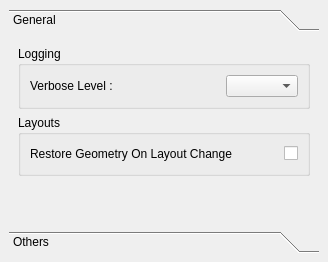
The window that src/components/core/preferencesManager/ui/Preferences_Manager.ui (KelSolaar/sIBL_GUI) describes before a commit, drawn with Qt 5.
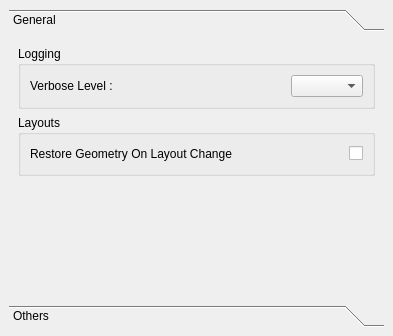
The same window after the commit.

Commit message: Edit "Verbose_Level_comboBox" status tip message.

```diff
--- a/src/components/core/preferencesManager/ui/Preferences_Manager.ui
+++ b/src/components/core/preferencesManager/ui/Preferences_Manager.ui
@@ -2,6 +2,14 @@
 <ui version="4.0">
  <class>Preferences_Manager_DockWidget</class>
  <widget class="QDockWidget" name="Preferences_Manager_DockWidget">
+  <property name="geometry">
+   <rect>
+    <x>0</x>
+    <y>0</y>
+    <width>393</width>
+    <height>336</height>
+   </rect>
+  </property>
   <property name="windowTitle">
    <string>Preferences Manager</string>
   </property>
@@ -23,8 +31,8 @@
         <rect>
          <x>0</x>
          <y>0</y>
-         <width>329</width>
-         <height>178</height>
+         <width>369</width>
+         <height>218</height>
         </rect>
        </property>
        <attribute name="label">
```
Left out of the diff: 6 changed lines with no effect on the pictures.
